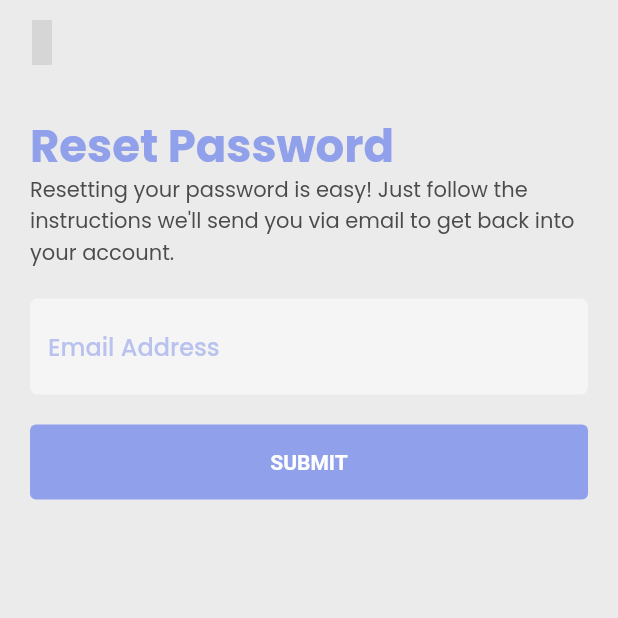
After one commit to MarbertMataverde/wiser, a Flutter app: the ResetPassword screen opened directly, on a phone screen of 412 x 824 dp, the top half of it. The commit adds this screen. Run offline on Flutter 3.47's test engine with Material 2 defaults, Android fonts, the phone set to English and light mode, and no system bars; our stand-ins replace firebase_auth, firebase_core, flutter_riverpod, flutter_svg, google_sign_in, iconsax and 3 more; accounts and stored records are empty; network calls fail; grey boxes are pictures that could not be loaded.

Commit message:
reset password ui and functionality

```diff
--- a/lib/core/constant.dart
+++ b/lib/core/constant.dart
@@ -1,6 +1,10 @@
 import 'package:flutter/material.dart';
 
 class Constant {
+  // page content padding
+  static const EdgeInsetsGeometry pagePadding =
+      EdgeInsets.symmetric(vertical: 30, horizontal: 20);
+
   // OnBoarding images path
   static const String onBoardingAssetImagePath1 =
       'assets/images/onboarding/onboardingAsset1.png';
@@ -41,6 +45,18 @@ class Constant {
       'Sorry, you have exceeded the maximum number of requests allowed for this application. Please try again later or contact the support team for assistance.';
   static const String networkRequestFailedMessage =
       'We apologize, but it looks like you are currently not connected to the internet. Please check your internet connection and try again.';
+  static const String authUserNotFoundMessage =
+      '[firebase_auth/user-not-found] There is no user record corresponding to this identifier. The user may have been deleted.';
+  static const String emailNotRegistered =
+      'Sorry, the email you provided is not registered in our system. Please double check the email and try again or register a new account.';
+  static const String authNetworkErrorMessage =
+      '[firebase_auth/network-request-failed] A network error (such as timeout, interrupted connection or unreachable host) has occurred.';
+  static const String somethingWentWrongMessage =
+      'Something seems to be off. Please try again or contact our support team for assistance.';
+  static const String resetPasswordMailSentMessage =
+      'We have sent you an email with instructions on how to reset your password. Please check your inbox and follow the steps to reset your password. If you do not receive the email, please check your spam or junk folder.';
+  static const String resetPasswordSubtitleMessage =
+      'Resetting your password is easy! Just follow the instructions we\'ll send you via email to get back into your account.';
   // assets path
   static const String googleLogoAssetPath = 'assets/images/logo/google.svg';
   static const String facebookLogoAssetPath = 'assets/images/logo/facebook.svg';
@@ -48,7 +64,7 @@ class Constant {
   static const String alertIconAssetPath = 'assets/images/alert_icon.riv';
   static const String animatedShapesAssetPath =
       'assets/images/animated_shapes.riv';
-
+  static const String animatedDoneAssetPath = 'assets/images/done.riv';
   // Wiser colors
   static const Color colorWhite = Colors.white;
   static Color fillColor = Colors.white.withOpacity(0.5);
@@ -56,6 +72,7 @@ class Constant {
   static const Color scaffoldBackgroundColor = Color(0xffEBEBEB);
   static const Color bodyColor = Color(0xFF4B4B4B);
   static const Color errorColor = Color(0xFFEA9191);
+  static Color overlayColor = const Color(0xff91A0EA).withOpacity(0.20);
 
   //regex patterm
   static const regexPatternEmail =
--- a/lib/features/authentication/login/widgets/login_button.dart
+++ b/lib/core/widgets/button.dart
@@ -1,8 +1,11 @@
 import 'package:flutter/material.dart';
 import 'package:wiser/core/constant.dart';
 
-Align loginButton(
-    {required BuildContext context, required Function()? onPressed}) {
+Align button({
+  required BuildContext context,
+  required Function()? onPressed,
+  required String label,
+}) {
   return Align(
     alignment: Alignment.center,
     child: SizedBox(
@@ -16,9 +19,9 @@ Align loginButton(
           backgroundColor: MaterialStateColor.resolveWith(
               (states) => Theme.of(context).primaryColor),
         ),
-        child: const Text(
-          'LOGIN',
-          style: TextStyle(
+        child: Text(
+          label,
+          style: const TextStyle(
             color: Constant.colorWhite,
             fontWeight: FontWeight.bold,
           ),
--- a/lib/core/dialog.dart
+++ b/lib/core/widgets/dialog.dart
@@ -6,6 +6,7 @@ Future<dynamic> showCustomDialog({
   required BuildContext context,
   required String title,
   required String content,
+  String? assetPath, // default: notice animated icon
   String? buttonLeftText,
   String? buttonRightText,
   bool? isTwoButton = false,
@@ -23,11 +24,11 @@ Future<dynamic> showCustomDialog({
           children: [
             Row(
               children: [
-                const SizedBox(
+                SizedBox(
                   height: 30,
                   width: 30,
                   child: RiveAnimation.asset(
-                    Constant.alertIconAssetPath,
+                    assetPath ?? Constant.alertIconAssetPath,
                   ),
                 ),
                 const SizedBox(
--- a/lib/features/authentication/login/widgets/textfield.dart
+++ b/lib/core/widgets/textfield.dart
@@ -2,7 +2,7 @@ import 'package:flutter/material.dart';
 import 'package:flutter/services.dart';
 import 'package:wiser/core/constant.dart';
 
-TextFormField loginTextFormField({
+TextFormField textFormField({
   required BuildContext context,
   required String hintText,
   required String? Function(String?)? validator,
--- a/lib/features/authentication/login/services/email_services.dart
+++ b/lib/features/authentication/login/services/email_services.dart
@@ -1,10 +1,9 @@
 import 'dart:async';
-import 'dart:developer';
 
 import 'package:firebase_auth/firebase_auth.dart';
 import 'package:flutter/material.dart';
 import 'package:wiser/core/constant.dart';
-import 'package:wiser/core/dialog.dart';
+import 'package:wiser/core/widgets/dialog.dart';
 
 Future<void> signInWithEmailAndPassword({
   required BuildContext context,
--- a/lib/features/authentication/login/widgets/login_widgets.dart
+++ b/lib/features/authentication/login/widgets/login_widgets.dart
@@ -1,6 +1,6 @@
 export 'continue_with.dart';
 export 'continue_with_icon_button.dart';
-export 'login_button.dart';
+export '../../../../core/widgets/button.dart';
 export 'reset_password_button.dart';
 export 'tagline.dart';
-export 'textfield.dart';
+export '../../../../core/widgets/textfield.dart';
--- /dev/null
+++ b/lib/features/authentication/reset_password/view/view_reset_password.dart
@@ -0,0 +1,85 @@
+import 'dart:ui';
+
+import 'package:flutter/material.dart';
+import 'package:iconsax/iconsax.dart';
+import 'package:wiser/core/constant.dart';
+import 'package:wiser/core/validator/validator.dart';
+import 'package:wiser/features/authentication/login/widgets/login_widgets.dart';
+import 'package:wiser/features/authentication/reset_password/services/reset_password_services.dart';
+
+class ResetPassword extends StatelessWidget {
+  ResetPassword({Key? key}) : super(key: key);
+
+  final TextEditingController email = TextEditingController();
+  final GlobalKey<FormState> _formKey = GlobalKey<FormState>();
+
+  @override
+  Widget build(BuildContext context) {
+    return Scaffold(
+      appBar: AppBar(
+        elevation: 0,
+        backgroundColor: Colors.transparent,
+        leading: IconButton(
+          onPressed: () => Navigator.pop(context),
+          iconSize: 30,
+          splashRadius: 25,
+          highlightColor: Constant.overlayColor,
+          icon: Icon(
+            Iconsax.arrow_left,
+            color: Theme.of(context).primaryColor,
+          ),
+        ),
+      ),
+      body: SafeArea(
+        child: Padding(
+          padding: Constant.pagePadding,
+          child: Column(
+            crossAxisAlignment: CrossAxisAlignment.start,
+            children: [
+              FittedBox(
+                child: Text(
+                  'Reset Password',
+                  style: TextStyle(
+                    height: 1,
+                    fontSize: 30,
+                    fontWeight: FontWeight.bold,
+                    color: Theme.of(context).primaryColor,
+                  ),
+                ),
+              ),
+              const Text(
+                Constant.resetPasswordSubtitleMessage,
+              ),
+              const SizedBox(
+                height: 20,
+              ),
+              Form(
+                key: _formKey,
+                child: textFormField(
+                  context: context,
+                  controller: email,
+                  hintText: 'Email Address',
+                  keyboardType: TextInputType.emailAddress,
+                  validator: (value) => emailValidator(value),
+                ),
+              ),
+              const SizedBox(
+                height: 20,
+              ),
+              button(
+                  context: context,
+                  onPressed: () {
+                    if (_formKey.currentState!.validate()) {
+                      resetPasswordRequest(context: context, email: email.text);
+                    } else {
+                      // form is invalid, show an error message
+                    }
+                  },
+                  label: 'SUBMIT')
+            ],
+          ),
+        ),
+      ),
+    );
+  }
+}
--- a/lib/features/dashboard/dashboard.dart
+++ b/lib/features/dashboard/dashboard.dart
@@ -1,7 +1,7 @@
 import 'package:firebase_auth/firebase_auth.dart';
 import 'package:flutter/material.dart';
 import 'package:iconsax/iconsax.dart';
-import 'package:wiser/features/authentication/login/services/sign_out.dart';
+import 'package:wiser/features/authentication/login/services/sign_out_services.dart';
 
 class DashBoard extends StatelessWidget {
   DashBoard({Key? key}) : super(key: key);
--- a/lib/features/settings/theme/theme.dart
+++ b/lib/features/settings/theme/theme.dart
@@ -14,12 +14,10 @@ final ThemeData wiserThemeData = ThemeData.light().copyWith(
       ),
   textButtonTheme: TextButtonThemeData(
     style: ButtonStyle(
-      overlayColor: MaterialStateColor.resolveWith(
-          (states) => Constant.primaryColor.withOpacity(0.20)),
+      overlayColor:
+          MaterialStateColor.resolveWith((states) => Constant.overlayColor),
       textStyle: MaterialStateProperty.resolveWith<TextStyle?>(
-        ((states) => const TextStyle(
-              color: Constant.colorWhite,
-            )),
+        ((states) => const TextStyle(color: Constant.colorWhite)),
       ),
     ),
   ),
--- a/lib/wiser.dart
+++ b/lib/wiser.dart
@@ -13,7 +13,7 @@ class WiserApp extends StatelessWidget {
       title: 'Wiser - Your budget buddy anywhere!',
       debugShowCheckedModeBanner: false,
       theme: wiserThemeData,
-      themeMode: ThemeMode.dark,
+      themeMode: ThemeMode.light,
       home: const WiserHome(),
     );
   }
```
Also changed, not shown: lib/features/authentication/login/view/view_login.dart (+17 -9 lines), lib/features/authentication/login/widgets/reset_password_button.dart (+5 -2 lines), lib/features/authentication/reset_password/services/reset_password_services.dart (added, +44 -0 lines), lib/core/validator/validator.dart (renamed from lib/features/authentication/login/validator/validator.dart), lib/features/authentication/login/services/sign_out_services.dart (renamed from lib/features/authentication/login/services/sign_out.dart), 1 other file.
